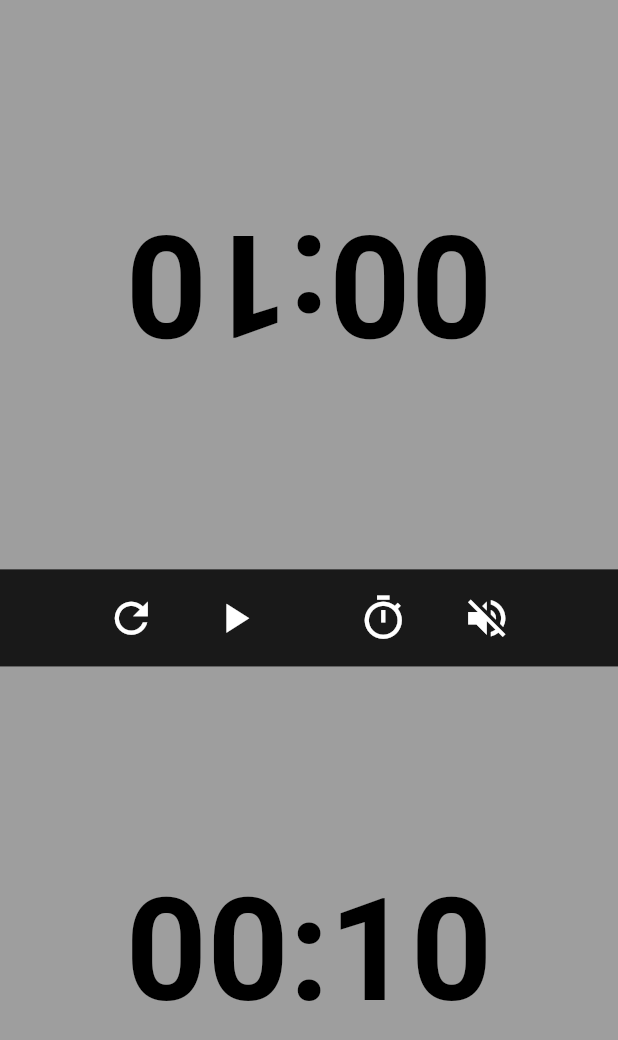
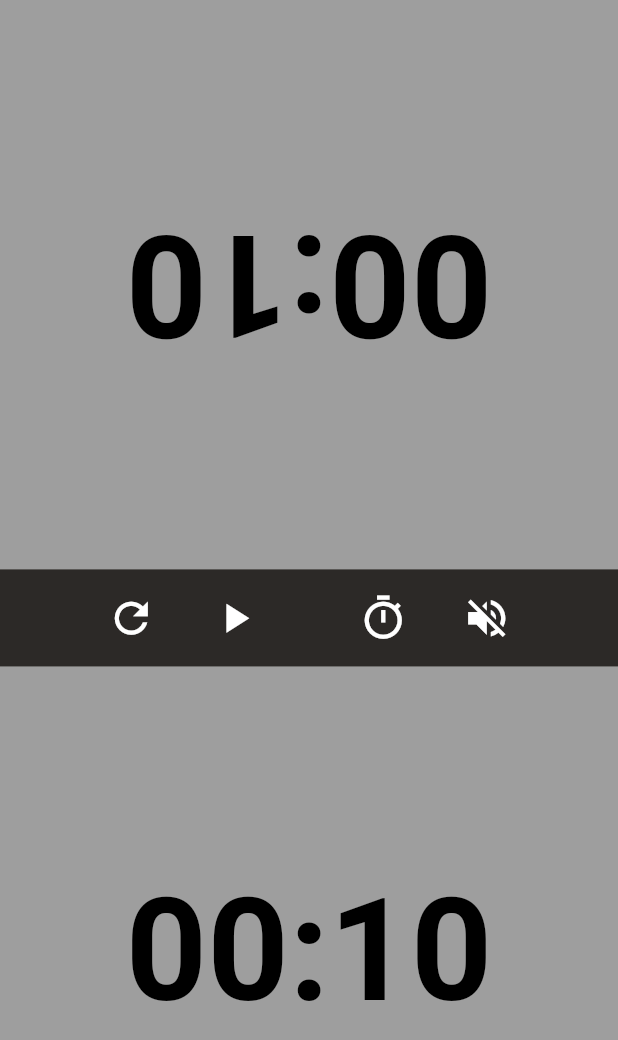
Before and after one commit to quangnd2203/flutter_chess_clock, a Flutter app: the screen it shows after launch, on a phone screen of 412 x 824 dp. Shown: the top 1040 px of the screen. Run offline on Flutter 3.47's test engine with Material 2 defaults, Android fonts, the light colour scheme and no system bars; our stand-ins replace audioplayers, bloc, equatable, flutter_bloc, get, hive and 1 more; accounts and stored records are empty.

Commit message:
no message

```diff
--- /dev/null
+++ b/lib/constants/app_colors.dart
@@ -0,0 +1,26 @@
+import 'package:flutter/material.dart';
+
+class AppColors {
+  static final Color black = HexColor.fromHex('2C2927');
+  static final Color bgBlack = HexColor.fromHex('22201F');
+}
+
+extension HexColor on Color {
+  /// String is in the format "aabbcc" or "ffaabbcc" with an optional leading "#".
+  static Color fromHex(String input) {
+    final StringBuffer buffer = StringBuffer();
+    late String hexStringColor = input;
+    double opacity = 1;
+    if(input.length == 8 || input.length == 9){
+      hexStringColor = input.replaceRange(input.length-2, input.length, '');
+      opacity = int.parse('${input[input.length-2]}${input[input.length-1]}', radix: 16) / 255;
+    }
+    buffer.write('ff');
+    buffer.write(hexStringColor.replaceFirst('#', ''));
+    return Color(int.parse(buffer.toString(), radix: 16)).withOpacity(opacity);
+  }
+
+  String toHex() {
+    return '#${value.toRadixString(16).substring(2, 8).toUpperCase()}';
+  }
+}
--- a/lib/views/clock/clock_view.dart
+++ b/lib/views/clock/clock_view.dart
@@ -1,8 +1,9 @@
 import 'dart:math';
 
 import 'package:demo_bloc/blocs/sound_bloc/sound_cubit.dart';
-import 'package:demo_bloc/constants/app_sound.dart';
+import 'package:demo_bloc/constants/app_colors.dart';
 import 'package:demo_bloc/views/clock/time_view.dart';
+import 'package:demo_bloc/views/time/time_controls.dart';
 import 'package:flutter/material.dart';
 import 'package:get/get.dart';
 import '../../blocs/chess_clock_bloc/chess_clock_bloc.dart';
@@ -16,8 +17,8 @@ class ClockView extends StatelessWidget {
 
   @override
   Widget build(BuildContext context) {
-    return SafeArea(
-      child: Scaffold(
+    return Scaffold(
+      backgroundColor: Colors.transparent,
       body: Column(
         children: [
           Expanded(
@@ -46,13 +47,12 @@ class ClockView extends StatelessWidget {
           ),
         ],
       ),
-      ),
     );
   }
 
   Widget buildSettings() {
     return Container(
-      color: Colors.black.withOpacity(0.9),
+      color: AppColors.black,
       height: 65,
       child: Row(
         mainAxisAlignment: MainAxisAlignment.center,
@@ -67,7 +67,9 @@ class ClockView extends StatelessWidget {
           const SizedBox(
             width: 50,
           ),
-          buildButtonSetting(Icons.timer_outlined),
+          buildButtonSetting(Icons.timer_outlined, (){
+            Get.to(const TimeControls());
+          }),
           const SizedBox(
             width: 20,
           ),
```
Also changed, not shown: lib/constants/app_sound.dart (+7 -0 lines), lib/views/time/time_controls.dart (added, +97 -0 lines), lib/views/time/time_item.dart (added, +34 -0 lines), lib/views/widgets/custom_appbar.dart (added, +45 -0 lines), 1 other file. Lines whose indentation alone changed are shown as unchanged.
